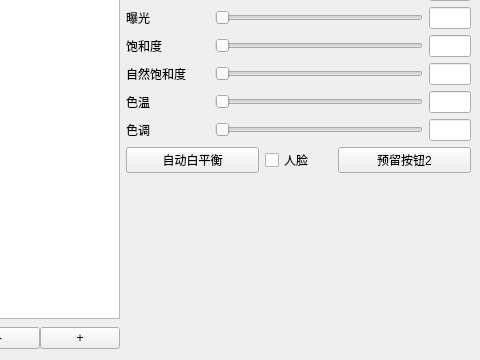
The window that Smart LUT Creator.ui (duolanda/smart-lut-creator) describes before a commit, drawn with Qt 5; both pictures show x 580 to 1060 and y 265 to 625 of the 1060 by 625 pixel window.
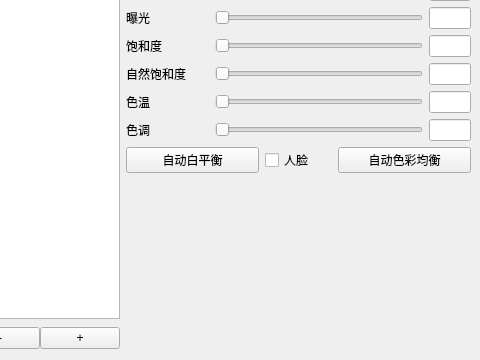
The same window after the commit. Custom widgets are drawn as their Qt base class.

Commit message: 增加最简单的自动色彩平衡

What changed in the file:
```diff
--- a/Smart LUT Creator.ui
+++ b/Smart LUT Creator.ui
@@ -328,7 +328,7 @@
         <item>
          <widget class="QPushButton" name="pushButton_2">
           <property name="text">
-           <string>预留按钮2</string>
+           <string>自动色彩均衡</string>
           </property>
          </widget>
         </item>
```
Left out of the diff: 2 changed lines with no effect on the pictures. The commit also changes 3 other files.
